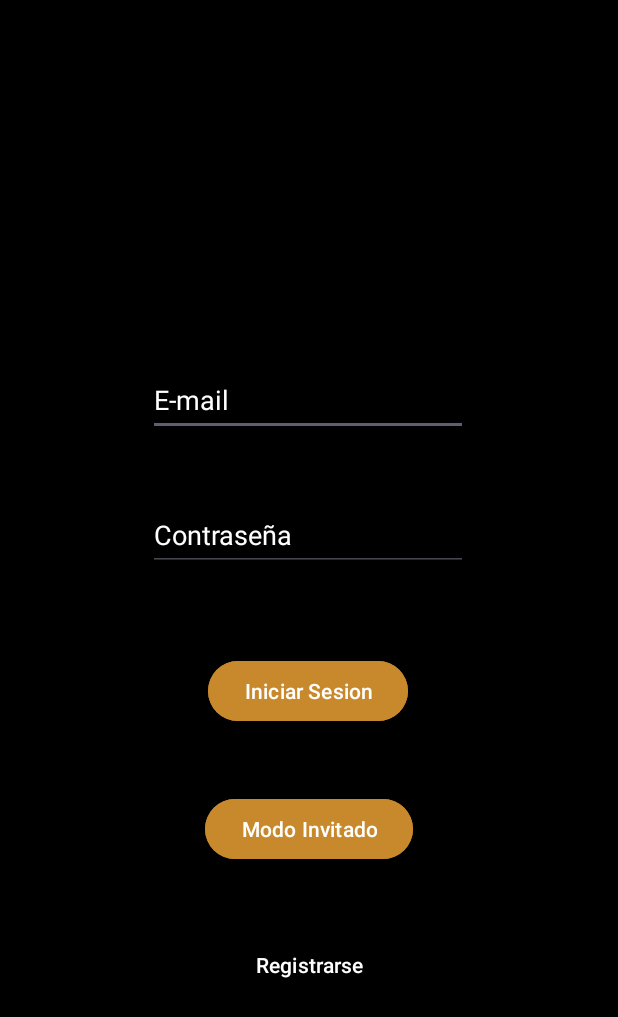
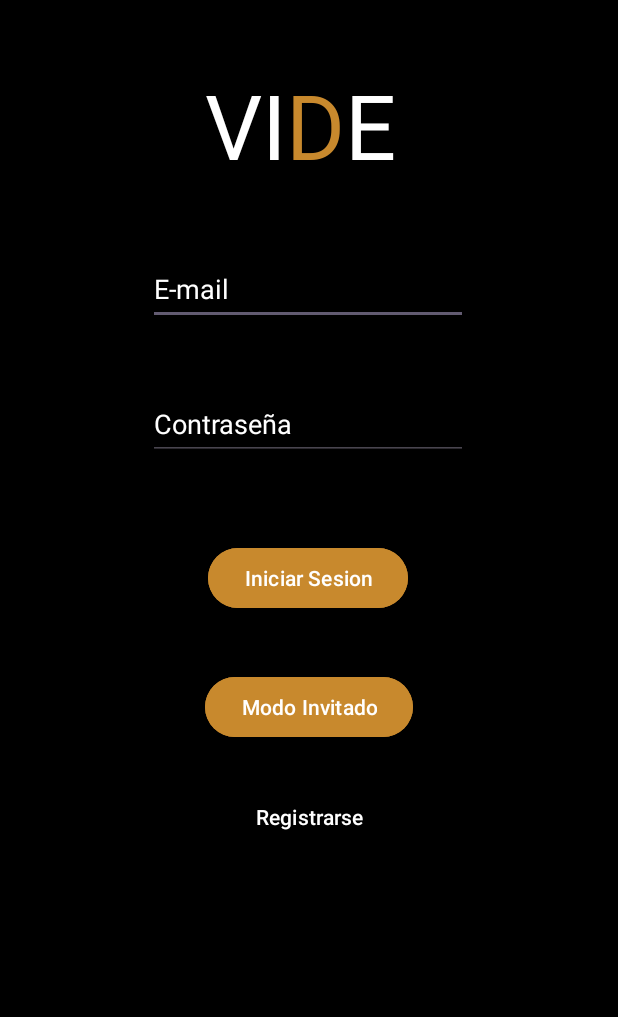
Before and after one commit to ClementeRodReg/FirestoreApplication, an Android app: the screen it shows after launch (MainActivity), on a phone screen of 412 x 824 dp. Shown: the top 1017 px of the screen. Run offline under Robolectric (Android 15) with nearby library versions, the light colour scheme and no system bars; our stand-ins replace Firebase (no records; nobody signed in at launch, a user with empty details on screens opened directly).

Commit message:
commit afianzar inicio

```diff
--- a/app/src/main/AndroidManifest.xml
+++ b/app/src/main/AndroidManifest.xml
@@ -13,6 +13,9 @@
         android:theme="@style/Theme.FirestoreDemo"
         tools:targetApi="31">
         <activity
+            android:name=".CaruselMasMotionLayout"
+            android:exported="false" />
+        <activity
             android:name=".RegistrarUsuarios"
             android:exported="false" />
         <activity
--- a/app/src/main/res/layout/activity_main.xml
+++ b/app/src/main/res/layout/activity_main.xml
@@ -6,6 +6,27 @@
     android:layout_height="match_parent"
     android:background="#000000"
     tools:context=".MainActivity">
+
+
+    <ScrollView
+        android:layout_width="match_parent"
+        android:layout_height="match_parent"
+        app:layout_constraintBottom_toBottomOf="parent"
+        app:layout_constraintEnd_toEndOf="parent"
+        app:layout_constraintHorizontal_bias="1.0"
+        app:layout_constraintStart_toStartOf="parent"
+        app:layout_constraintTop_toTopOf="parent"
+        app:layout_constraintVertical_bias="1.0">
+
+        <androidx.constraintlayout.widget.ConstraintLayout
+            android:id="@+id/linearLayout2"
+            android:layout_width="match_parent"
+            android:layout_height="wrap_content"
+            android:minHeight="730dp"
+            app:layout_constraintBottom_toBottomOf="parent"
+            app:layout_constraintTop_toTopOf="parent"
+            app:layout_constraintVertical_bias="0.5"
+            tools:layout_editor_absoluteY="40dp">
 
             <Button
                 android:id="@+id/button"
@@ -17,13 +38,12 @@
                 app:layout_constraintEnd_toEndOf="parent"
                 app:layout_constraintStart_toStartOf="parent"
                 app:layout_constraintTop_toBottomOf="@+id/button2"
-        app:layout_constraintVertical_bias="0.214" />
+                app:layout_constraintVertical_bias="0.136" />
 
             <Button
                 android:id="@+id/inicioSesion"
                 android:layout_width="wrap_content"
                 android:layout_height="wrap_content"
-        android:layout_marginTop="56dp"
                 android:backgroundTint="@color/orange"
                 android:text="@string/iniciar_sesion"
                 app:layout_constraintBottom_toBottomOf="parent"
@@ -31,16 +51,18 @@
                 app:layout_constraintHorizontal_bias="0.498"
                 app:layout_constraintStart_toStartOf="parent"
                 app:layout_constraintTop_toBottomOf="@+id/passwLogin"
-        app:layout_constraintVertical_bias="0.0" />
+                app:layout_constraintVertical_bias="0.146"
+                tools:ignore="TextContrastCheck" />
 
             <EditText
                 android:id="@+id/loginGmail"
                 android:layout_width="wrap_content"
                 android:layout_height="wrap_content"
+                android:autofillHints=""
                 android:ems="10"
                 android:hint="@string/id_usuario"
                 android:inputType="text"
-        android:minHeight="48dp"
+                android:minHeight="48sp"
                 android:textColor="@color/white"
                 android:textColorHint="@color/white"
                 app:layout_constraintBottom_toBottomOf="parent"
@@ -48,17 +70,17 @@
                 app:layout_constraintHorizontal_bias="0.497"
                 app:layout_constraintStart_toStartOf="parent"
                 app:layout_constraintTop_toTopOf="parent"
-        app:layout_constraintVertical_bias="0.313" />
+                app:layout_constraintVertical_bias="0.247" />
 
             <EditText
                 android:id="@+id/passwLogin"
                 android:layout_width="wrap_content"
                 android:layout_height="wrap_content"
-        android:layout_marginTop="36dp"
                 android:ems="10"
                 android:hint="@string/contrase_aLogin"
+                android:importantForAutofill="no"
                 android:inputType="textPassword"
-        android:minHeight="48dp"
+                android:minHeight="48sp"
                 android:textColor="@color/white"
                 android:textColorHint="@color/white"
                 app:layout_constraintBottom_toBottomOf="parent"
@@ -66,19 +88,68 @@
                 app:layout_constraintHorizontal_bias="0.497"
                 app:layout_constraintStart_toStartOf="parent"
                 app:layout_constraintTop_toBottomOf="@+id/loginGmail"
-        app:layout_constraintVertical_bias="0.014"
+                app:layout_constraintVertical_bias="0.09"
                 tools:ignore="MissingConstraints" />
 
             <Button
                 android:id="@+id/button2"
                 android:layout_width="wrap_content"
                 android:layout_height="wrap_content"
-        android:layout_marginTop="44dp"
                 android:backgroundTint="@color/orange"
-        android:text="Modo Invitado"
+                android:text="@string/modo_invitado"
                 app:layout_constraintBottom_toBottomOf="parent"
                 app:layout_constraintEnd_toEndOf="parent"
                 app:layout_constraintStart_toStartOf="parent"
                 app:layout_constraintTop_toBottomOf="@+id/inicioSesion"
-        app:layout_constraintVertical_bias="0.0" />
+                app:layout_constraintVertical_bias="0.14"
+                tools:ignore="TextContrastCheck" />
+
+            <TextView
+                android:id="@+id/textView"
+                android:layout_width="wrap_content"
+                android:layout_height="wrap_content"
+                android:text="VI"
+                android:textColor="@color/white"
+                android:textSize="60sp"
+                app:layout_constraintBottom_toTopOf="@+id/loginGmail"
+                app:layout_constraintEnd_toEndOf="parent"
+                app:layout_constraintHorizontal_bias="0.382"
+                app:layout_constraintStart_toStartOf="parent"
+                app:layout_constraintTop_toTopOf="parent"
+                app:layout_constraintVertical_bias="0.488" />
+
+            <TextView
+                android:id="@+id/textView4"
+                android:layout_width="wrap_content"
+                android:layout_height="wrap_content"
+                android:text="D"
+                android:textAlignment="viewStart"
+                android:textColor="@color/orange"
+                android:textSize="60sp"
+                app:layout_constraintBottom_toTopOf="@+id/loginGmail"
+                app:layout_constraintEnd_toEndOf="parent"
+                app:layout_constraintHorizontal_bias="0.0"
+                app:layout_constraintStart_toEndOf="@+id/textView"
+                app:layout_constraintTop_toTopOf="parent"
+                app:layout_constraintVertical_bias="0.488" />
+
+            <TextView
+                android:id="@+id/textView5"
+                android:layout_width="wrap_content"
+                android:layout_height="wrap_content"
+                android:text="E"
+                android:textAlignment="viewStart"
+                android:textColor="@color/white"
+                android:textSize="60sp"
+                app:layout_constraintBottom_toTopOf="@+id/loginGmail"
+                app:layout_constraintEnd_toEndOf="parent"
+                app:layout_constraintHorizontal_bias="0.0"
+                app:layout_constraintStart_toEndOf="@+id/textView4"
+                app:layout_constraintTop_toTopOf="parent"
+                app:layout_constraintVertical_bias="0.488" />
+
+
         </androidx.constraintlayout.widget.ConstraintLayout>
+    </ScrollView>
+
+</androidx.constraintlayout.widget.ConstraintLayout>
--- a/app/src/main/res/values/strings.xml
+++ b/app/src/main/res/values/strings.xml
@@ -12,4 +12,5 @@
     <string name="contrase_aLogin">Contraseña</string>
     <string name="id_usuario" translatable="false">E-mail</string>
     <string name="e_mail">E-mail</string>
+    <string name="modo_invitado">Modo Invitado</string>
 </resources>
```
Lines whose indentation alone changed are shown as unchanged.
